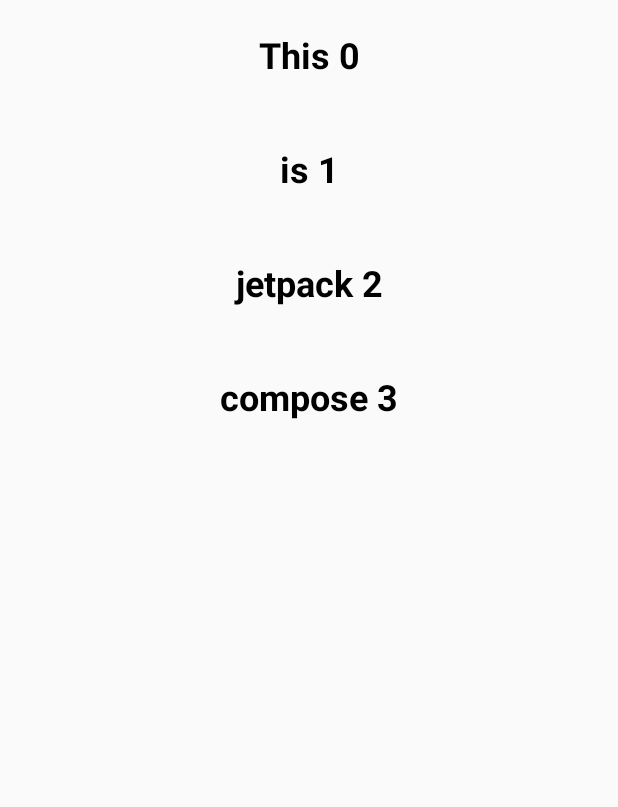
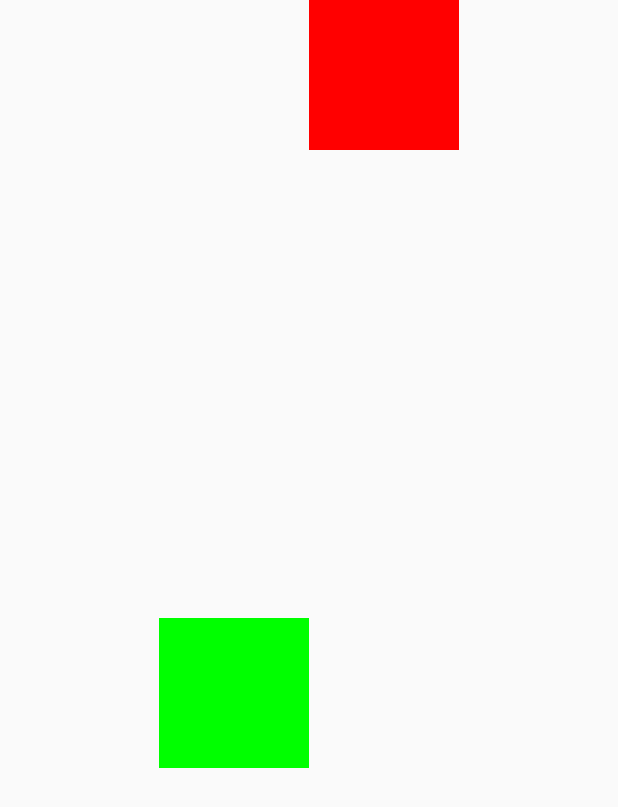
Before and after one commit to swapnilrkhamkar/JetpackCompose, an Android app built with Jetpack Compose: the screen it shows after launch (MainActivity), on a phone screen of 412 x 824 dp. Shown: the top 807 px of the screen. Run offline under Robolectric (Android 15) with nearby library versions, the phone set to English and light mode, and no system bars; our stand-ins replace constraintlayout-compose.

Commit message:
ConstraintLayout

```diff
--- a/app/build.gradle.kts
+++ b/app/build.gradle.kts
@@ -5,12 +5,12 @@ plugins {
 
 android {
     namespace = "com.compose.course"
-    compileSdk = 33
+    compileSdk = 34
 
     defaultConfig {
         applicationId = "com.compose.course"
         minSdk = 21
-        targetSdk = 33
+        targetSdk = 34
         versionCode = 1
         versionName = "1.0"
 
@@ -48,9 +48,9 @@ android {
 
 dependencies {
 
-    implementation("androidx.core:core-ktx:1.9.0")
-    implementation("androidx.lifecycle:lifecycle-runtime-ktx:2.6.1")
-    implementation("androidx.activity:activity-compose:1.7.0")
+    implementation("androidx.core:core-ktx:1.12.0")
+    implementation("androidx.lifecycle:lifecycle-runtime-ktx:2.6.2")
+    implementation("androidx.activity:activity-compose:1.8.0")
     implementation(platform("androidx.compose:compose-bom:2023.03.00"))
     implementation("androidx.compose.ui:ui")
     implementation("androidx.compose.ui:ui-graphics")
@@ -63,4 +63,5 @@ dependencies {
     androidTestImplementation("androidx.compose.ui:ui-test-junit4")
     debugImplementation("androidx.compose.ui:ui-tooling")
     debugImplementation("androidx.compose.ui:ui-test-manifest")
+    implementation ("androidx.constraintlayout:constraintlayout-compose:1.1.0-alpha13")
 }
--- a/app/src/main/java/com/compose/course/MainActivity.kt
+++ b/app/src/main/java/com/compose/course/MainActivity.kt
@@ -3,38 +3,51 @@ package com.compose.course
 import android.os.Bundle
 import androidx.activity.ComponentActivity
 import androidx.activity.compose.setContent
-import androidx.compose.foundation.layout.fillMaxWidth
-import androidx.compose.foundation.layout.padding
-import androidx.compose.foundation.lazy.LazyColumn
-import androidx.compose.foundation.lazy.itemsIndexed
-import androidx.compose.material3.ExperimentalMaterial3Api
-import androidx.compose.material3.Text
+import androidx.compose.foundation.background
+import androidx.compose.foundation.layout.Box
+import androidx.compose.foundation.layout.fillMaxSize
 import androidx.compose.ui.Modifier
-import androidx.compose.ui.text.font.FontWeight
-import androidx.compose.ui.text.style.TextAlign
+import androidx.compose.ui.graphics.Color
+import androidx.compose.ui.layout.layoutId
 import androidx.compose.ui.unit.dp
-import androidx.compose.ui.unit.sp
+import androidx.constraintlayout.compose.ChainStyle
+import androidx.constraintlayout.compose.ConstraintLayout
+import androidx.constraintlayout.compose.ConstraintSet
+import androidx.constraintlayout.compose.Dimension
 
 class MainActivity : ComponentActivity() {
-    @OptIn(ExperimentalMaterial3Api::class)
     override fun onCreate(savedInstanceState: Bundle?) {
         super.onCreate(savedInstanceState)
 
         setContent {
-            LazyColumn {
-                itemsIndexed(
-                    listOf("This", "is", "jetpack", "compose")
-                ) { index, item ->
-                    Text(
-                        text = "$item $index",
-                        fontSize = 24.sp,
-                        fontWeight = FontWeight.Bold,
-                        textAlign = TextAlign.Center,
-                        modifier = Modifier
-                            .fillMaxWidth()
-                            .padding(vertical = 24.dp)
-                    )
+            val constraints = ConstraintSet {
+                val greenBox = createRefFor("greenbox")
+                val redBox = createRefFor("redbox")
+                val guideline = createGuidelineFromTop(0.5f)
+
+                constrain(greenBox) {
+                    top.linkTo(guideline)
+                    start.linkTo(parent.start)
+                    width = Dimension.value(100.dp)
+                    height = Dimension.value(100.dp)
                 }
+                constrain((redBox)) {
+                    top.linkTo(parent.top)
+                    start.linkTo(greenBox.end)
+                    end.linkTo(parent.end)
+                    width = Dimension.value(100.dp)
+                    height = Dimension.value(100.dp)
+                }
+                createHorizontalChain(greenBox, redBox, chainStyle = ChainStyle.Packed)
+            }
+
+            ConstraintLayout(constraints, modifier = Modifier.fillMaxSize()) {
+                Box(modifier = Modifier
+                        .background(Color.Green)
+                        .layoutId("greenbox"))
+                Box(modifier = Modifier
+                        .background(Color.Red)
+                        .layoutId("redbox"))
             }
         }
     }
```
